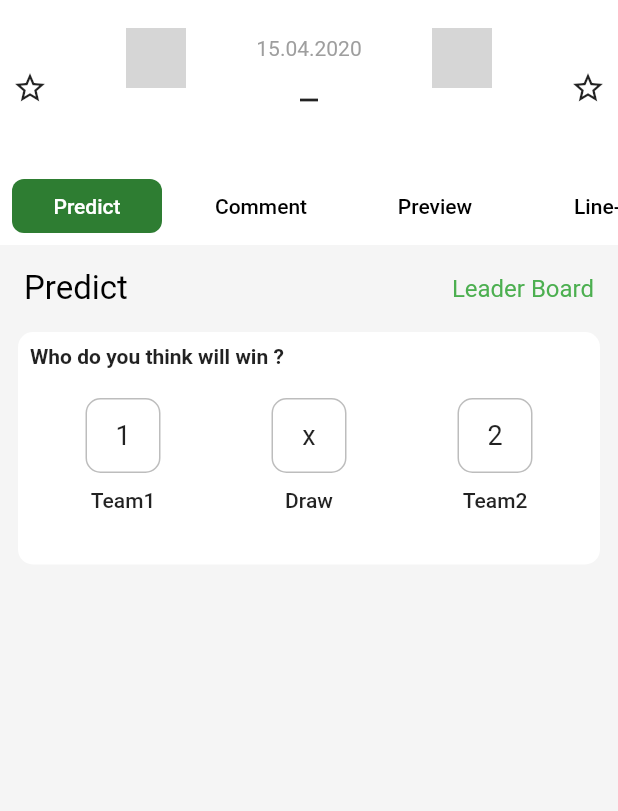
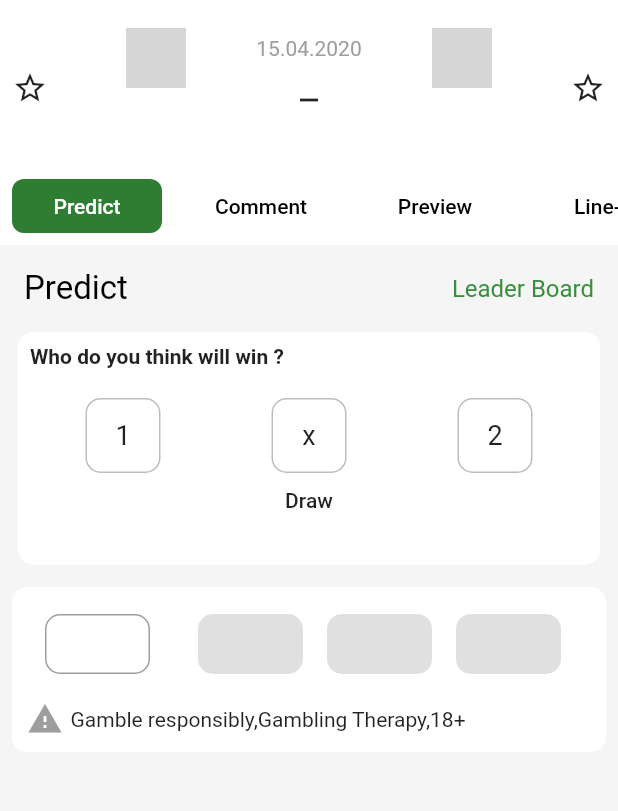
Before and after one commit to Tosin2289/Fotmob_clone, a Flutter app: the DetailsScreen screen opened directly with empty values, on a phone screen of 412 x 824 dp, the part 64-875 px from its top. Run offline on Flutter 3.47's test engine with Material 2 defaults, Android fonts, the phone set to English and light mode, and no system bars; our stand-ins replace font_awesome_flutter; grey boxes are pictures that could not be loaded.

Commit message:
sixth commit

```diff
--- a/lib/pages/HomeScreen/detailsscreen.dart
+++ b/lib/pages/HomeScreen/detailsscreen.dart
@@ -33,16 +33,20 @@ class _DetailsScreenState extends State<DetailsScreen> {
     "Line-up",
     "H2H",
   ];
-  final List item = [
-    const Predict(),
-    const Comment(),
-    const Preview(),
-    const LineUp(),
-    const H2H(),
-  ];
+
   int currentindex = 0;
   @override
   Widget build(BuildContext context) {
+    final List item = [
+      Predict(
+        team1: widget.team1,
+        team2: widget.team2,
+      ),
+      const Comment(),
+      const Preview(),
+      const LineUp(),
+      const H2H(),
+    ];
     return Scaffold(
       backgroundColor: Colors.grey.shade100,
       appBar: AppBar(
--- a/lib/pages/detailsscreenelements/predict.dart
+++ b/lib/pages/detailsscreenelements/predict.dart
@@ -1,7 +1,10 @@
 import 'package:flutter/material.dart';
 
 class Predict extends StatelessWidget {
-  const Predict({Key? key}) : super(key: key);
+  final team1;
+  final team2;
+  const Predict({Key? key, required this.team1, required this.team2})
+      : super(key: key);
 
   @override
   Widget build(BuildContext context) {
@@ -13,14 +16,14 @@ class Predict extends StatelessWidget {
             padding: const EdgeInsets.all(16.0),
             child: Row(
               mainAxisAlignment: MainAxisAlignment.spaceBetween,
-              children: const [
-                Text(
+              children: [
+                const Text(
                   "Predict",
                   style: TextStyle(color: Colors.black, fontSize: 22),
                 ),
                 Text(
                   "Leader Board",
-                  style: TextStyle(color: Colors.green, fontSize: 16),
+                  style: TextStyle(color: Colors.green.shade700, fontSize: 16),
                 ),
               ],
             ),
@@ -68,9 +71,9 @@ class Predict extends StatelessWidget {
                               const SizedBox(
                                 height: 10,
                               ),
-                              const Text(
-                                "Team1",
-                                style: TextStyle(
+                              Text(
+                                team1.toString(),
+                                style: const TextStyle(
                                     fontWeight: FontWeight.w500, fontSize: 14),
                               )
                             ],
@@ -122,9 +125,9 @@ class Predict extends StatelessWidget {
                               const SizedBox(
                                 height: 10,
                               ),
-                              const Text(
-                                "Team2",
-                                style: TextStyle(
+                              Text(
+                                team2.toString(),
+                                style: const TextStyle(
                                     fontWeight: FontWeight.w500, fontSize: 14),
                               )
                             ],
@@ -137,6 +140,88 @@ class Predict extends StatelessWidget {
               ),
             ),
           ),
+          const SizedBox(
+            height: 15,
+          ),
+          Padding(
+            padding: const EdgeInsets.symmetric(horizontal: 8.0),
+            child: Container(
+              height: 110,
+              decoration: BoxDecoration(
+                  color: Colors.white, borderRadius: BorderRadius.circular(10)),
+              child: Padding(
+                padding: const EdgeInsets.all(10.0),
+                child: Column(children: [
+                  Row(
+                    mainAxisAlignment: MainAxisAlignment.spaceAround,
+                    children: [
+                      Row(
+                        children: [
+                          Container(
+                            height: 40,
+                            width: 70,
+                            decoration: BoxDecoration(
+                                border: Border.all(color: Colors.black38),
+                                borderRadius: BorderRadius.circular(10)),
+                          ),
+                        ],
+                      ),
+                      Row(
+                        mainAxisAlignment: MainAxisAlignment.spaceAround,
+                        children: [
+                          Padding(
+                            padding: const EdgeInsets.all(8.0),
+                            child: Container(
+                              height: 40,
+                              width: 70,
+                              decoration: BoxDecoration(
+                                  color: Colors.grey.shade300,
+                                  borderRadius: BorderRadius.circular(10)),
+                            ),
+                          ),
+                          Padding(
+                            padding: const EdgeInsets.all(8.0),
+                            child: Container(
+                              height: 40,
+                              width: 70,
+                              decoration: BoxDecoration(
+                                  color: Colors.grey.shade300,
+                                  borderRadius: BorderRadius.circular(10)),
+                            ),
+                          ),
+                          Padding(
+                            padding: const EdgeInsets.all(8.0),
+                            child: Container(
+                              height: 40,
+                              width: 70,
+                              decoration: BoxDecoration(
+                                  color: Colors.grey.shade300,
+                                  borderRadius: BorderRadius.circular(10)),
+                            ),
+                          ),
+                        ],
+                      ),
+                    ],
+                  ),
+                  const SizedBox(
+                    height: 10,
+                  ),
+                  Row(
+                    children: const [
+                      Icon(
+                        Icons.warning,
+                        color: Colors.grey,
+                      ),
+                      SizedBox(
+                        width: 5,
+                      ),
+                      Text("Gamble responsibly,Gambling Therapy,18+")
+                    ],
+                  )
+                ]),
+              ),
+            ),
+          )
         ],
       ),
     );
```
Also changed, not shown: assets/bet9ja.png (added).
